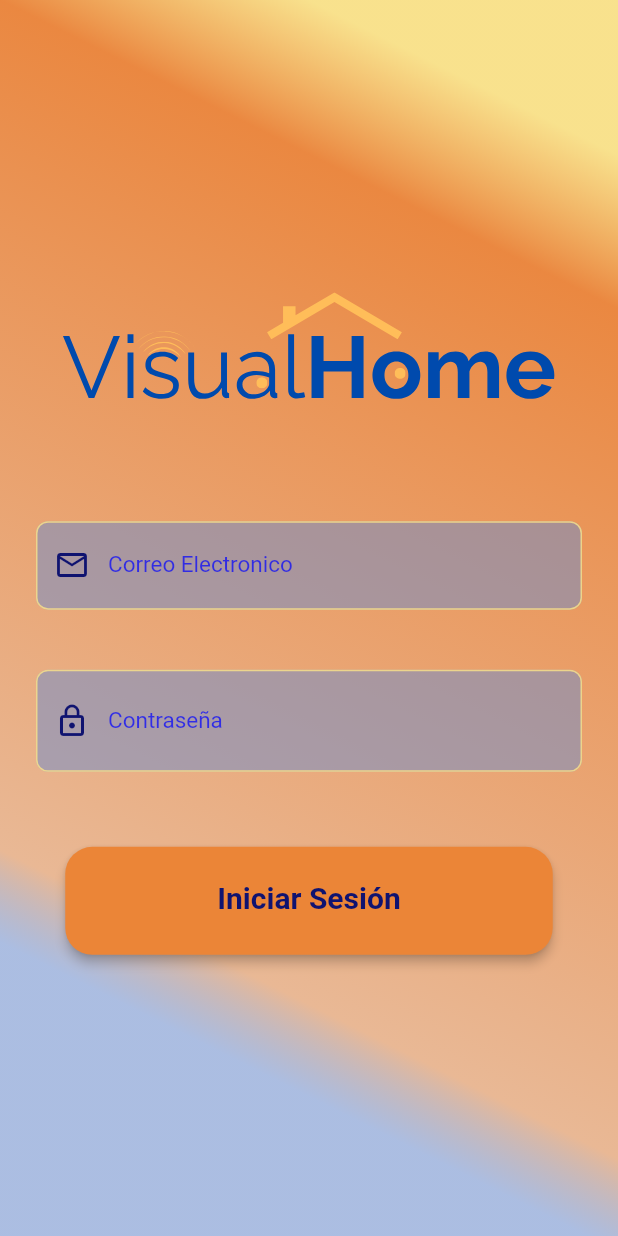
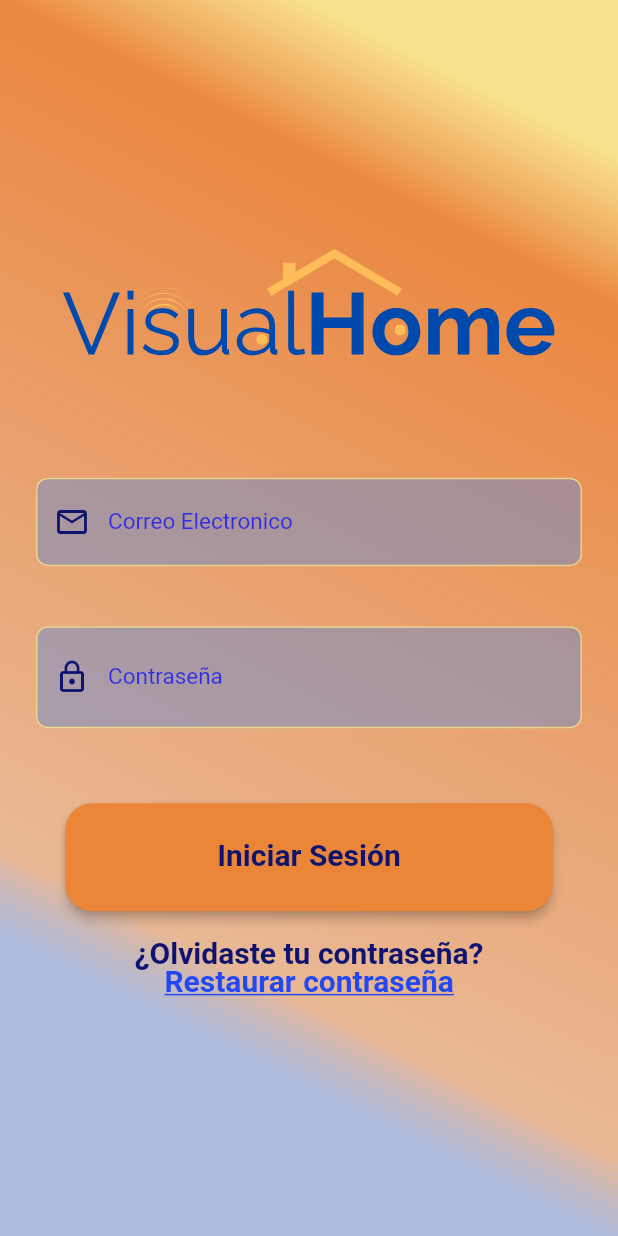
Before and after one commit to Rubenamesaf/VisualHome, a Flutter app: the screen it shows after launch, after a tap on "Iniciar Sesión", on a phone screen of 412 x 824 dp. Run offline on Flutter 3.47's test engine with Material 2 defaults, Android fonts, the light colour scheme and no system bars; our stand-ins replace awesome_dialog, curved_navigation_bar, firebase_auth, firebase_core, firebase_database, firebase_messaging and 4 more; accounts and stored records are empty; network calls fail; Roboto replaces fonts that are missing (Inria Sans, Outfit); project files that could hold a hidden picture were left out.

Commit message:
Agregando prueba push y recuperacion de contraseña

```diff
--- a/lib/api/firebase_api.dart
+++ b/lib/api/firebase_api.dart
@@ -1,5 +1,18 @@
-//import 'package:firebase_messaging/firebase_messaging.dart';
+import 'package:firebase_messaging/firebase_messaging.dart';
 
-// class FirebaseApi {
-//   final _firebaseMessaging = FirebaseMessaging.instace;
-// }
+Future<void> handleBackgroundMessage(RemoteMessage message) async {
+  print('Title: ${message.notification?.title}');
+  print('Body: ${message.notification?.body}');
+  print('Playload: ${message.data}');
+}
+
+class FirebaseApi {
+  final _firebaseMessaging = FirebaseMessaging.instance;
+
+  Future<void> initNotifications() async {
+    await _firebaseMessaging.requestPermission();
+    final fCMToken = await _firebaseMessaging.getToken();
+    print('Token:$fCMToken');
+    FirebaseMessaging.onBackgroundMessage(handleBackgroundMessage);
+  }
+}
--- a/lib/main.dart
+++ b/lib/main.dart
@@ -1,6 +1,7 @@
 import 'package:firebase_core/firebase_core.dart';
 import 'package:flutter/material.dart';
 import 'package:get/get.dart';
+import 'package:login_v1/api/firebase_api.dart';
 import 'package:login_v1/view/homeAdmin.view.dart';
 import 'package:login_v1/view/splash.view.dart';
 //import 'package:login_v1/view/viviendaEsecificaAdmin.dart';
@@ -13,6 +14,8 @@ void main() async {
 
   FirebaseApp firebaseApp =
       await Firebase.initializeApp(); // Inicializa Firebase2
+
+  await FirebaseApi().initNotifications();
 
   runApp(const App());
 }
--- a/lib/view/login.view.dart
+++ b/lib/view/login.view.dart
@@ -10,6 +10,7 @@ import 'package:hexcolor/hexcolor.dart';
 import 'package:logger/logger.dart';
 import 'package:login_v1/view/usuario/homeUser.view.dart';
 //import 'widgets/admin_principal.dart';
+import 'package:flutter/gestures.dart';
 
 import 'homeAdmin.view.dart';
 
@@ -79,6 +80,38 @@ class _LoginViewState extends State<LoginView> {
       setState(() {
         signInSuccess = false;
       });
+    }
+  }
+
+  Future<void> _resetPassword(BuildContext context) async {
+    try {
+      await FirebaseAuth.instance
+          .sendPasswordResetEmail(email: emailController.text);
+      // Muestra un diálogo de éxito o redirige a una pantalla de éxito
+      // Puedes agregar un AwesomeDialog o usar Navigator para navegar a otra pantalla.
+      // Por ejemplo:
+      AwesomeDialog(
+        context: context,
+        dialogType: DialogType.success,
+        animType: AnimType.topSlide,
+        showCloseIcon: true,
+        title: "Éxito",
+        desc:
+            "Se ha enviado un correo electrónico para restablecer tu contraseña.",
+        btnOkOnPress: () {},
+      ).show();
+    } catch (e) {
+      // Maneja los errores aquí
+      AwesomeDialog(
+        context: context,
+        dialogType: DialogType.error,
+        animType: AnimType.topSlide,
+        showCloseIcon: true,
+        title: "Error",
+        desc:
+            "Hubo un problema al enviar el correo electrónico. Inténtalo de nuevo más tarde. \n\n Asegurate de ingresar un correo electrónico válido",
+        btnOkOnPress: () {},
+      ).show();
     }
   }
 
@@ -345,12 +378,51 @@ class _LoginViewState extends State<LoginView> {
                                 ),
                               ),
                             ),
+                            Container(
+                              margin: const EdgeInsets.only(
+                                  top:
+                                      20), // Ajusta el valor según sea necesario
+                              child: Center(
+                                child: RichText(
+                                  text: TextSpan(
+                                    text: '¿Olvidaste tu contraseña?\n    ',
+                                    style: TextStyle(
+                                      color: Color(0xFF0F1370),
+                                      fontSize: 20,
+                                      fontFamily: 'Inria Sans',
+                                      fontWeight: FontWeight.w700,
+                                      height: 0.95,
+                                    ),
+                                    children: <TextSpan>[
+                                      TextSpan(
+                                        text: 'Restaurar contraseña',
+                                        style: TextStyle(
+                                          color: const Color.fromARGB(
+                                              255, 33, 72, 243),
+                                          fontSize: 20,
+                                          fontFamily: 'Inria Sans',
+                                          fontWeight: FontWeight.w700,
+                                          height: 0.95,
+                                          decoration: TextDecoration.underline,
+                                        ),
+                                        recognizer: TapGestureRecognizer()
+                                          ..onTap = () {
+                                            // Agrega la lógica para restaurar la contraseña aquí
+                                            _resetPassword(context);
+                                          },
+                                      ),
+                                    ],
+                                  ),
+                                ),
+                              ),
+                            )
                           ],
                         ),
                       ),
                     ],
                   ),
-                ), //aqui se agrega el form
+                ),
+                //aqui se agrega el form
               ),
             ),
           ],
--- a/pubspec.yaml
+++ b/pubspec.yaml
@@ -32,7 +32,7 @@ dependencies:
   cupertino_icons: ^1.0.2
   curved_navigation_bar: ^1.0.3
   firebase_auth: ^4.8.0
-  firebase_core: ^2.15.1
+  firebase_core: ^2.22.0
   firebase_database: ^10.2.5
   flutter:
     sdk: flutter
```
Also changed, not shown: pubspec.lock, 1 other file.
